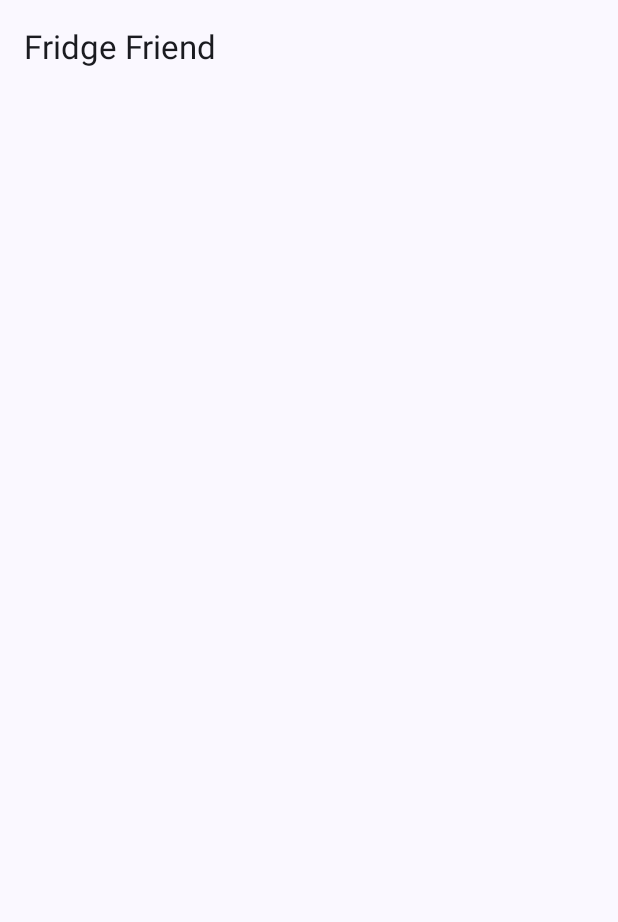
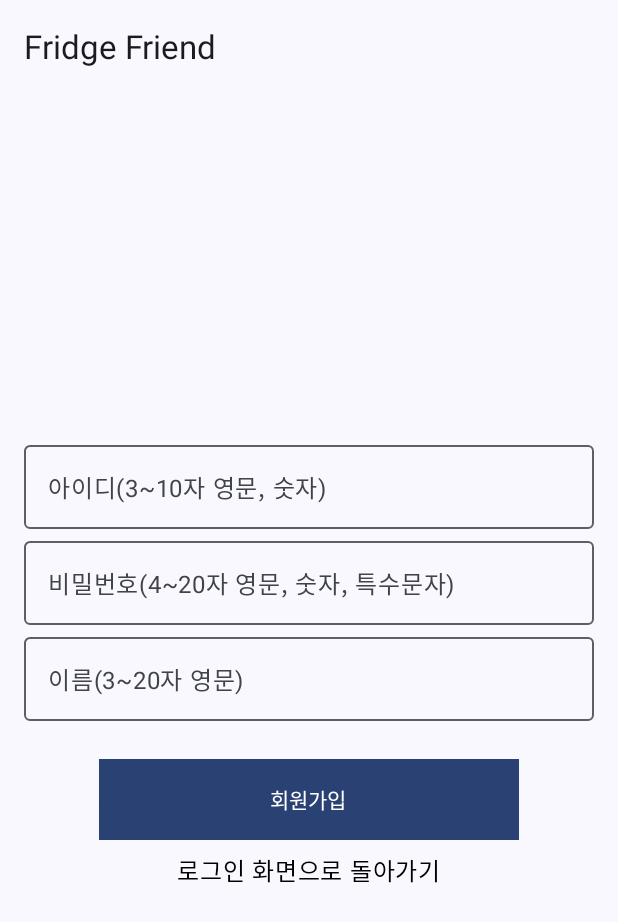
Before and after one commit to seungrae98/MobileProgramming, an Android app built with Jetpack Compose: the RegisterScreen screen opened through its navigation route, on a phone screen of 412 x 824 dp. Before the commit the part shown is almost empty. Shown: the top 922 px of the screen. Run offline under Robolectric (Android 15) with nearby library versions, the phone set to English and light mode, and no system bars.

Commit message:
RegisterScreen
회원가입 화면 작성

```diff
--- a/app/src/main/java/com/example/fridgefriend/screen/LogInScreen.kt
+++ b/app/src/main/java/com/example/fridgefriend/screen/LogInScreen.kt
@@ -43,7 +43,7 @@ fun LogInScreen(navController: NavHostController,
         mutableStateOf("")
     }
 
-    var showError by remember {
+    var loginError by remember {
         mutableStateOf(false)
     }
 
@@ -54,7 +54,7 @@ fun LogInScreen(navController: NavHostController,
         verticalArrangement = Arrangement.Center,
         horizontalAlignment = Alignment.CenterHorizontally) {
 
-        if (showError) {
+        if (loginError) {
             Text(
                 text = "아이디 혹은 비밀번호를 정확히 입력해주세요.",
                 color = Color.Red,
@@ -90,7 +90,7 @@ fun LogInScreen(navController: NavHostController,
                     launchSingleTop = true
                 }
             } else {
-                showError = true
+                loginError = true
             }
         },
             modifier = Modifier
--- a/app/src/main/java/com/example/fridgefriend/screen/RegisterScreen.kt
+++ b/app/src/main/java/com/example/fridgefriend/screen/RegisterScreen.kt
@@ -1,8 +1,34 @@
 package com.example.fridgefriend.screen
 
+import androidx.compose.foundation.background
+import androidx.compose.foundation.clickable
+import androidx.compose.foundation.layout.Arrangement
+import androidx.compose.foundation.layout.Column
+import androidx.compose.foundation.layout.Spacer
+import androidx.compose.foundation.layout.fillMaxSize
+import androidx.compose.foundation.layout.fillMaxWidth
+import androidx.compose.foundation.layout.height
+import androidx.compose.foundation.layout.padding
+import androidx.compose.foundation.layout.width
+import androidx.compose.material3.Button
+import androidx.compose.material3.MaterialTheme
+import androidx.compose.material3.OutlinedTextField
+import androidx.compose.material3.Text
 import androidx.compose.runtime.Composable
+import androidx.compose.runtime.getValue
+import androidx.compose.runtime.mutableStateOf
+import androidx.compose.runtime.remember
+import androidx.compose.runtime.setValue
+import androidx.compose.ui.Alignment
+import androidx.compose.ui.Modifier
+import androidx.compose.ui.draw.clipToBounds
+import androidx.compose.ui.graphics.Color
+import androidx.compose.ui.graphics.RectangleShape
+import androidx.compose.ui.text.input.PasswordVisualTransformation
+import androidx.compose.ui.unit.dp
 import androidx.lifecycle.viewmodel.compose.viewModel
 import androidx.navigation.NavHostController
+import com.example.fridgefriend.navigation.Routes
 import com.example.fridgefriend.viewmodel.CardDataViewModel
 import com.example.fridgefriend.viewmodel.UserDataViewModel
 
@@ -10,4 +36,116 @@ import com.example.fridgefriend.viewmodel.UserDataViewModel
 fun RegisterScreen(navController: NavHostController,
                    userDataViewModel: UserDataViewModel) {
     // TODO: 회원가입 화면/기능
+    var userID by remember { mutableStateOf("") }
+    var userPw by remember { mutableStateOf("") }
+    var userName by remember { mutableStateOf("") }
+    var regiError by remember { mutableStateOf(false) }
+    var errorMsg by remember { mutableStateOf("") }
+
+    fun validateInput(): Boolean {
+        return when {
+            userID.isEmpty() || userPw.isEmpty() || userName.isEmpty() -> {
+                errorMsg = "모든 내용을 입력해주세요"
+                false
+            }
+            !Regex("^[a-zA-Z0-9]{3,10}\$").matches(userID) -> {
+                errorMsg = "아이디는 3~10자 이내의 영문 대소문자, 숫자만 사용 가능합니다"
+                false
+            }
+            !Regex("^[a-zA-Z0-9!@#\$%^&*()_+]{4,20}\$").matches(userPw) -> {
+                errorMsg = "비밀번호는 4~20자 이내의 영문 대소문자, 숫자, 특수문자만 사용 가능합니다"
+                false
+            }
+            !Regex("^[a-zA-Z]{3,20}\$").matches(userName) -> {
+                errorMsg = "이름은 3~20자 이내의 영문만 사용 가능합니다"
+                false
+            }
+            else -> {
+                regiError = false
+                true
+            }
+        }
+    }
+
+    Column(
+        modifier = Modifier
+            .fillMaxSize()
+            .padding(16.dp),
+        verticalArrangement = Arrangement.Center,
+        horizontalAlignment = Alignment.CenterHorizontally
+    ) {
+        if (regiError) {
+            Text(
+                text = errorMsg,
+                color = Color.Red,
+                modifier = Modifier
+                    .fillMaxWidth()
+                    .background(Color(0xFFFFCDD2))
+                    .padding(8.dp)
+            )
+            Spacer(modifier = Modifier.height(16.dp))
+        }
+
+        OutlinedTextField(
+            modifier = Modifier
+                .fillMaxWidth(),
+            value = userID,
+            onValueChange = { userID = it },
+            label = { Text("아이디(3~10자 영문, 숫자)") }
+        )
+
+        OutlinedTextField(
+            modifier = Modifier
+                .fillMaxWidth(),
+            value = userPw,
+            onValueChange = { userPw = it },
+            label = { Text("비밀번호(4~20자 영문, 숫자, 특수문자)") },
+        )
+
+        OutlinedTextField(
+            modifier = Modifier
+                .fillMaxWidth(),
+            value = userName,
+            onValueChange = { userName = it },
+            label = { Text("이름(3~20자 영문)") }
+        )
+
+        Spacer(modifier = Modifier.height(25.dp))
+
+        Button(
+            onClick = {
+                if (validateInput()) {
+                    userDataViewModel.addUser(userID, userPw, userName)
+                    navController.navigate(Routes.Login.route) {
+                        popUpTo(Routes.Register.route) {
+                            inclusive = true
+                        }
+                    }
+                } else {
+                    regiError = true
+                }
+            },
+            modifier = Modifier
+                .clipToBounds()
+                .background(MaterialTheme.colorScheme.primary, RectangleShape)
+                .width(280.dp)
+                .height(54.dp)
+        ) {
+            Text(text = "회원가입", color = Color.White)
+        }
+
+        Text(
+            text = "로그인 화면으로 돌아가기",
+            color = Color.Black,
+            modifier = Modifier
+                .clickable {
+                    navController.navigate(Routes.Login.route) {
+                        popUpTo(Routes.Register.route) {
+                            inclusive = true
+                        }
+                    }
+                }
+                .padding(8.dp)
+        )
+    }
 }
```
